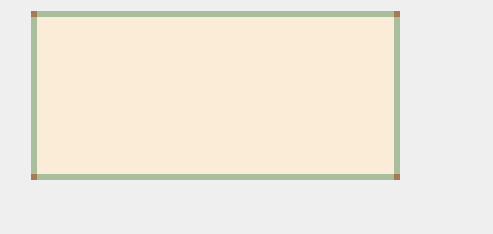
Before: the Qt Designer form widget.ui in Xonical/tesstranslator, drawn with Qt 5.
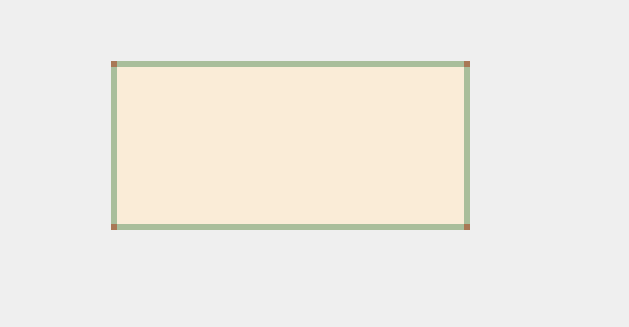
After: the same form once the commit is applied. Custom widgets are drawn as their Qt base class.

Patch:
```diff
--- a/widget.ui
+++ b/widget.ui
@@ -6,8 +6,8 @@
    <rect>
     <x>0</x>
     <y>0</y>
-    <width>493</width>
-    <height>234</height>
+    <width>629</width>
+    <height>327</height>
    </rect>
   </property>
   <property name="windowTitle">
@@ -19,13 +19,16 @@
   <widget class="QWidget" name="gridLayoutWidget">
    <property name="geometry">
     <rect>
-     <x>20</x>
-     <y>0</y>
-     <width>391</width>
+     <x>100</x>
+     <y>50</y>
+     <width>381</width>
      <height>191</height>
     </rect>
    </property>
    <layout class="QGridLayout" name="gridLayout">
+    <property name="sizeConstraint">
+     <enum>QLayout::SetNoConstraint</enum>
+    </property>
     <property name="spacing">
      <number>0</number>
     </property>
```
